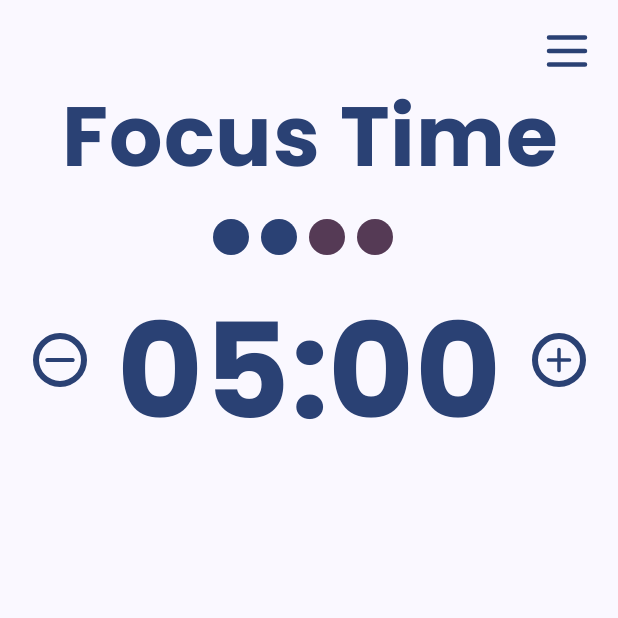
After one commit to GabrielToroG/FocusTime, an Android app built with Jetpack Compose: the composable HomeScreen shown on its own in the app's theme, on a phone screen of 412 x 824 dp, the top half of it. The commit adds this screen. Run offline under Robolectric (Android 15) with nearby library versions, the phone set to English and light mode, and no system bars; our stand-ins replace window size class.

Commit message:
set home module

```diff
--- a/app/src/main/java/com/example/focustime/MainActivity.kt
+++ b/app/src/main/java/com/example/focustime/MainActivity.kt
@@ -13,7 +13,7 @@ import androidx.compose.material3.windowsizeclass.calculateWindowSizeClass
 import androidx.compose.runtime.Composable
 import androidx.compose.ui.Modifier
 import androidx.compose.ui.tooling.preview.Preview
-import com.example.focustime.presentation.theme.FocusTimeTheme
+import com.example.focustime.core.presentation.theme.FocusTimeTheme
 
 class MainActivity : ComponentActivity() {
     @OptIn(ExperimentalMaterial3WindowSizeClassApi::class)
--- a/app/src/main/java/com/example/focustime/presentation/components/atom/autoresizedtext/AutoResizedText+preview.kt
+++ b/app/src/main/java/com/example/focustime/core/presentation/components/atom/autoresizedtext/AutoResizedText+preview.kt
@@ -1,8 +1,8 @@
-package com.example.focustime.presentation.components.atom.autoresizedtext
+package com.example.focustime.core.presentation.components.atom.autoresizedtext
 
 import androidx.compose.runtime.Composable
 import androidx.compose.ui.tooling.preview.Preview
-import com.example.focustime.presentation.theme.FocusTimeTheme
+import com.example.focustime.core.presentation.theme.FocusTimeTheme
 
 @Preview(
     name = "AutoResizedTextPreview",
--- a/app/src/main/java/com/example/focustime/presentation/components/atom/autoresizedtext/AutoResizedText.kt
+++ b/app/src/main/java/com/example/focustime/core/presentation/components/atom/autoresizedtext/AutoResizedText.kt
@@ -1,4 +1,4 @@
-package com.example.focustime.presentation.components.atom.autoresizedtext
+package com.example.focustime.core.presentation.components.atom.autoresizedtext
 
 import androidx.compose.foundation.layout.fillMaxWidth
 import androidx.compose.material3.MaterialTheme
--- a/app/src/main/java/com/example/focustime/presentation/components/atom/borderedicon/BorderedIcon.kt
+++ b/app/src/main/java/com/example/focustime/core/presentation/components/atom/borderedicon/BorderedIcon.kt
@@ -1,4 +1,4 @@
-package com.example.focustime.presentation.components.atom.borderedicon
+package com.example.focustime.core.presentation.components.atom.borderedicon
 
 import androidx.compose.material3.Icon
 import androidx.annotation.DrawableRes
@@ -12,7 +12,7 @@ import androidx.compose.runtime.Composable
 import androidx.compose.ui.Modifier
 import androidx.compose.ui.graphics.vector.ImageVector
 import androidx.compose.ui.res.vectorResource
-import com.example.focustime.presentation.theme.FocusTimeTheme
+import com.example.focustime.core.presentation.theme.FocusTimeTheme
 
 @Composable
 fun BorderedIcon(
--- a/app/src/main/java/com/example/focustime/presentation/components/atom/circledot/CircleDot.kt
+++ b/app/src/main/java/com/example/focustime/core/presentation/components/atom/circledot/CircleDot.kt
@@ -1,4 +1,4 @@
-package com.example.focustime.presentation.components.atom.circledot
+package com.example.focustime.core.presentation.components.atom.circledot
 
 import androidx.compose.foundation.background
 import androidx.compose.foundation.layout.Box
@@ -9,7 +9,7 @@ import androidx.compose.runtime.Composable
 import androidx.compose.ui.Modifier
 import androidx.compose.ui.draw.clip
 import androidx.compose.ui.graphics.Color
-import com.example.focustime.presentation.theme.FocusTimeTheme
+import com.example.focustime.core.presentation.theme.FocusTimeTheme
 
 @Composable
 fun CircleDot(
--- a/app/src/main/java/com/example/focustime/presentation/components/atom/custombutton/CustomButton.kt
+++ b/app/src/main/java/com/example/focustime/core/presentation/components/atom/custombutton/CustomButton.kt
@@ -1,4 +1,4 @@
-package com.example.focustime.presentation.components.atom.custombutton
+package com.example.focustime.core.presentation.components.atom.custombutton
 
 import androidx.compose.foundation.layout.fillMaxWidth
 import androidx.compose.foundation.layout.height
@@ -11,7 +11,7 @@ import androidx.compose.runtime.Composable
 import androidx.compose.ui.Alignment
 import androidx.compose.ui.Modifier
 import androidx.compose.ui.graphics.Color
-import com.example.focustime.presentation.theme.FocusTimeTheme
+import com.example.focustime.core.presentation.theme.FocusTimeTheme
 
 @Composable
 fun CustomButton(
--- a/app/src/main/java/com/example/focustime/presentation/components/atom/timertypeitem/TimerTypeInfo.kt
+++ b/app/src/main/java/com/example/focustime/core/presentation/components/atom/timertypeitem/TimerTypeInfo.kt
@@ -1,4 +1,4 @@
-package com.example.focustime.presentation.components.atom.timertypeitem
+package com.example.focustime.core.presentation.components.atom.timertypeitem
 
 import androidx.compose.foundation.clickable
 import androidx.compose.foundation.layout.Box
@@ -11,7 +11,7 @@ import androidx.compose.runtime.Composable
 import androidx.compose.ui.Alignment
 import androidx.compose.ui.Modifier
 import androidx.compose.ui.graphics.Color
-import com.example.focustime.presentation.theme.FocusTimeTheme
+import com.example.focustime.core.presentation.theme.FocusTimeTheme
 
 @Composable
 fun TimerTypeItem(
--- a/app/src/main/java/com/example/focustime/presentation/components/molecule/informationitem/InformationItem+preview.kt
+++ b/app/src/main/java/com/example/focustime/core/presentation/components/molecule/informationitem/InformationItem+preview.kt
@@ -1,9 +1,9 @@
-package com.example.focustime.presentation.components.molecule.informationitem
+package com.example.focustime.core.presentation.components.molecule.informationitem
 
 import androidx.compose.runtime.Composable
 import androidx.compose.ui.tooling.preview.Preview
-import com.example.focustime.presentation.components.atom.autoresizedtext.AutoResizedText
-import com.example.focustime.presentation.theme.FocusTimeTheme
+import com.example.focustime.core.presentation.components.atom.autoresizedtext.AutoResizedText
+import com.example.focustime.core.presentation.theme.FocusTimeTheme
 
 @Preview(
     name = "InformationItemPreview",
--- a/app/src/main/java/com/example/focustime/presentation/components/molecule/informationitem/InformationItem.kt
+++ b/app/src/main/java/com/example/focustime/core/presentation/components/molecule/informationitem/InformationItem.kt
@@ -1,4 +1,4 @@
-package com.example.focustime.presentation.components.molecule.informationitem
+package com.example.focustime.core.presentation.components.molecule.informationitem
 
 import androidx.compose.foundation.layout.Column
 import androidx.compose.foundation.layout.fillMaxWidth
--- a/app/src/main/java/com/example/focustime/presentation/theme/Color.kt
+++ b/app/src/main/java/com/example/focustime/core/presentation/theme/Color.kt
@@ -1,4 +1,4 @@
-package com.example.focustime.presentation.theme
+package com.example.focustime.core.presentation.theme
 
 import androidx.compose.ui.graphics.Color
 
--- a/app/src/main/java/com/example/focustime/presentation/theme/Dimensions.kt
+++ b/app/src/main/java/com/example/focustime/core/presentation/theme/Dimensions.kt
@@ -1,4 +1,4 @@
-package com.example.focustime.presentation.theme
+package com.example.focustime.core.presentation.theme
 
 import androidx.compose.ui.unit.Dp
 import androidx.compose.ui.unit.dp
--- a/app/src/main/java/com/example/focustime/presentation/theme/Theme.kt
+++ b/app/src/main/java/com/example/focustime/core/presentation/theme/Theme.kt
@@ -1,4 +1,4 @@
-package com.example.focustime.presentation.theme
+package com.example.focustime.core.presentation.theme
 
 import android.os.Build
 import androidx.compose.foundation.isSystemInDarkTheme
--- a/app/src/main/java/com/example/focustime/presentation/theme/Type.kt
+++ b/app/src/main/java/com/example/focustime/core/presentation/theme/Type.kt
@@ -1,4 +1,4 @@
-package com.example.focustime.presentation.theme
+package com.example.focustime.core.presentation.theme
 
 import androidx.compose.material3.Typography
 import androidx.compose.ui.text.TextStyle
--- /dev/null
+++ b/app/src/main/java/com/example/focustime/home/presentation/HomeScreen.kt
@@ -0,0 +1,128 @@
+package com.example.focustime.home.presentation
+
+import androidx.compose.foundation.layout.Arrangement
+import androidx.compose.foundation.layout.Box
+import androidx.compose.foundation.layout.Column
+import androidx.compose.foundation.layout.Row
+import androidx.compose.foundation.layout.Spacer
+import androidx.compose.foundation.layout.fillMaxSize
+import androidx.compose.foundation.layout.fillMaxWidth
+import androidx.compose.foundation.layout.height
+import androidx.compose.foundation.layout.padding
+import androidx.compose.foundation.layout.size
+import androidx.compose.foundation.layout.width
+import androidx.compose.foundation.rememberScrollState
+import androidx.compose.foundation.verticalScroll
+import androidx.compose.material3.Icon
+import androidx.compose.material3.MaterialTheme
+import androidx.compose.runtime.Composable
+import androidx.compose.ui.Alignment
+import androidx.compose.ui.Modifier
+import androidx.compose.ui.res.painterResource
+import androidx.compose.ui.text.style.TextAlign
+import androidx.compose.ui.tooling.preview.Preview
+import com.example.focustime.R
+import com.example.focustime.core.presentation.components.atom.autoresizedtext.AutoResizedText
+import com.example.focustime.core.presentation.components.atom.borderedicon.BorderedIcon
+import com.example.focustime.core.presentation.components.atom.circledot.CircleDot
+import com.example.focustime.core.presentation.theme.FocusTimeTheme
+
+@Composable
+fun HomeScreen() {
+    Column(
+        modifier = Modifier
+            .fillMaxSize()
+            .padding(FocusTimeTheme.dimensions.paddingMedium)
+            .verticalScroll(rememberScrollState()),
+        horizontalAlignment = Alignment.CenterHorizontally
+    ) {
+        Box(
+            modifier = Modifier.fillMaxWidth(),
+            contentAlignment = Alignment.TopEnd
+        ) {
+            Icon(
+                modifier = Modifier.size(FocusTimeTheme.dimensions.iconSizeNormal),
+                painter = painterResource(id = R.drawable.ic_menu),
+                contentDescription = "Menu",
+                tint = MaterialTheme.colorScheme.primary
+            )
+        }
+        AutoResizedText(
+            "Focus Time",
+            textStyle = MaterialTheme.typography.displayMedium.copy(
+                color = MaterialTheme.colorScheme.primary,
+                textAlign = TextAlign.Center
+            )
+        )
+
+        Spacer(modifier = Modifier.height(FocusTimeTheme.dimensions.spacerMedium))
+
+        Row {
+            CircleDot()
+            Spacer(modifier = Modifier.width(FocusTimeTheme.dimensions.spacerNormal))
+            CircleDot()
+            Spacer(modifier = Modifier.width(FocusTimeTheme.dimensions.spacerNormal))
+            CircleDot(color = MaterialTheme.colorScheme.tertiary)
+            Spacer(modifier = Modifier.width(FocusTimeTheme.dimensions.spacerNormal))
+            CircleDot(color = MaterialTheme.colorScheme.tertiary)
+            Spacer(modifier = Modifier.width(FocusTimeTheme.dimensions.spacerNormal))
+        }
+
+        Spacer(modifier = Modifier.height(FocusTimeTheme.dimensions.spacerMedium))
+        TimerSession(
+            timer = "05:00"
+        )
+    }
+}
+
+@Composable
+fun TimerSession(
+    modifier: Modifier = Modifier,
+    timer: String,
+    onIncreasedTap: () -> Unit = {},
+    onDecreasedTap: () -> Unit = {}
+) {
+    Row(
+        modifier = modifier.fillMaxWidth(),
+        verticalAlignment = Alignment.CenterVertically,
+        horizontalArrangement = Arrangement.Center
+    ) {
+        Column(
+            modifier = Modifier.fillMaxWidth().weight(1f),
+            horizontalAlignment = Alignment.CenterHorizontally
+        ) {
+            BorderedIcon(iconId = R.drawable.ic_minus, onTap = onDecreasedTap)
+            Spacer(modifier = Modifier.height(FocusTimeTheme.dimensions.spacerMedium))
+        }
+        AutoResizedText(
+            timer,
+            modifier = Modifier
+                .fillMaxWidth()
+                .weight(6f)
+                .align(Alignment.CenterVertically),
+            textStyle = MaterialTheme.typography.displayLarge.copy(
+                color = MaterialTheme.colorScheme.primary,
+                textAlign = TextAlign.Center
+            )
+        )
+        Column(
+            modifier = Modifier.fillMaxWidth().weight(1f),
+            horizontalAlignment = Alignment.CenterHorizontally
+        ) {
+            BorderedIcon(iconId = R.drawable.ic_plus, onTap = onIncreasedTap)
+            Spacer(modifier = Modifier.height(FocusTimeTheme.dimensions.spacerMedium))
+        }
+    }
+}
+
+
+@Preview(
+    name = "HomeScreenPreview",
+    showBackground = true
+)
+@Composable
+ fun HomeScreenPreview() {
+     FocusTimeTheme {
+         HomeScreen()
+     }
+ }
--- /dev/null
+++ b/app/src/main/res/drawable/ic_menu.xml
@@ -0,0 +1,13 @@
+<vector xmlns:android="http://schemas.android.com/apk/res/android"
+    android:width="128dp"
+    android:height="128dp"
+    android:viewportWidth="24"
+    android:viewportHeight="24">
+  <path
+      android:pathData="M4,12h16M4,6h16M4,18h16"
+      android:strokeLineJoin="round"
+      android:strokeWidth="2"
+      android:fillColor="#00000000"
+      android:strokeColor="#000000"
+      android:strokeLineCap="round"/>
+</vector>
--- /dev/null
+++ b/app/src/main/res/drawable/ic_minus.xml
@@ -0,0 +1,10 @@
+<vector xmlns:android="http://schemas.android.com/apk/res/android"
+    android:width="128dp"
+    android:height="128dp"
+    android:viewportWidth="20"
+    android:viewportHeight="20">
+  <path
+      android:pathData="M3,10a1,1 0,0 1,1 -1h12a1,1 0,1 1,0 2H4a1,1 0,0 1,-1 -1Z"
+      android:fillColor="#000000"
+      android:fillType="evenOdd"/>
+</vector>
--- /dev/null
+++ b/app/src/main/res/drawable/ic_plus.xml
@@ -0,0 +1,9 @@
+<vector xmlns:android="http://schemas.android.com/apk/res/android"
+    android:width="128dp"
+    android:height="128dp"
+    android:viewportWidth="24"
+    android:viewportHeight="24">
+  <path
+      android:pathData="M18,12.998h-5v5a1,1 0,0 1,-2 0v-5H6a1,1 0,0 1,0 -2h5v-5a1,1 0,0 1,2 0v5h5a1,1 0,0 1,0 2z"
+      android:fillColor="#000000"/>
+</vector>
```
